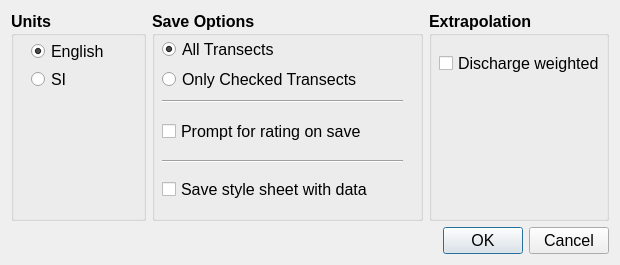
Old version of the form UI/wOptions.ui in the repository Sana-hammemi/qrevint.
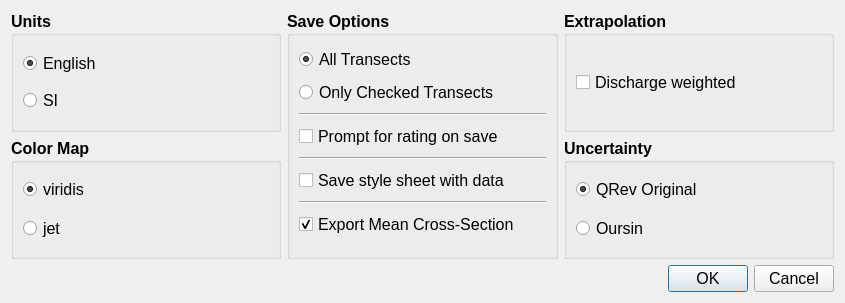
New version of the form.

```diff
--- a/UI/wOptions.ui
+++ b/UI/wOptions.ui
@@ -6,14 +6,16 @@
    <rect>
     <x>0</x>
     <y>0</y>
-    <width>620</width>
-    <height>265</height>
+    <width>845</width>
+    <height>303</height>
    </rect>
   </property>
   <property name="windowTitle">
    <string>Dialog</string>
   </property>
-  <layout class="QGridLayout" name="gridLayout" columnstretch="15,30,20" columnminimumwidth="0,0,0">
+  <layout class="QGridLayout" name="gridLayout_2">
+   <item row="0" column="0">
+    <layout class="QGridLayout" name="gridLayout">
    <item row="0" column="2">
     <widget class="QGroupBox" name="QGroupBox">
      <property name="font">
@@ -26,15 +28,9 @@
      <property name="title">
       <string>Extrapolation</string>
      </property>
+       <layout class="QVBoxLayout" name="verticalLayout_2">
+        <item>
      <widget class="QCheckBox" name="cb_weighted_extrap">
-      <property name="geometry">
-       <rect>
-        <x>10</x>
-        <y>40</y>
-        <width>162</width>
-        <height>24</height>
-       </rect>
-      </property>
       <property name="font">
        <font>
         <weight>50</weight>
@@ -45,6 +41,8 @@
        <string>Discharge weighted</string>
       </property>
      </widget>
+        </item>
+       </layout>
     </widget>
    </item>
    <item row="0" column="0">
@@ -59,15 +57,9 @@
      <property name="title">
       <string>Units</string>
      </property>
+       <layout class="QVBoxLayout" name="verticalLayout_3">
+        <item>
      <widget class="QRadioButton" name="rb_english">
-      <property name="geometry">
-       <rect>
-        <x>20</x>
-        <y>30</y>
-        <width>82</width>
-        <height>21</height>
-       </rect>
-      </property>
       <property name="font">
        <font>
         <pointsize>12</pointsize>
@@ -82,15 +74,9 @@
        <bool>true</bool>
       </property>
      </widget>
+        </item>
+        <item>
      <widget class="QRadioButton" name="rb_si">
-      <property name="geometry">
-       <rect>
-        <x>20</x>
-        <y>60</y>
-        <width>82</width>
-        <height>17</height>
-       </rect>
-      </property>
       <property name="font">
        <font>
         <weight>50</weight>
@@ -101,24 +87,123 @@
        <string>SI</string>
       </property>
      </widget>
-    </widget>
-   </item>
-   <item row="1" column="0" colspan="3">
-    <widget class="QDialogButtonBox" name="buttonBox">
+        </item>
+       </layout>
+      </widget>
+     </item>
+     <item row="1" column="0">
+      <widget class="QGroupBox" name="gb_color_map">
      <property name="font">
       <font>
        <pointsize>12</pointsize>
-      </font>
-     </property>
-     <property name="orientation">
-      <enum>Qt::Horizontal</enum>
-     </property>
-     <property name="standardButtons">
-      <set>QDialogButtonBox::Cancel|QDialogButtonBox::Ok</set>
-     </property>
-    </widget>
-   </item>
-   <item row="0" column="1">
+         <weight>75</weight>
+         <bold>true</bold>
+        </font>
+       </property>
+       <property name="title">
+        <string>Color Map</string>
+       </property>
+       <layout class="QVBoxLayout" name="verticalLayout_7">
+        <property name="spacing">
+         <number>5</number>
+        </property>
+        <property name="topMargin">
+         <number>5</number>
+        </property>
+        <property name="bottomMargin">
+         <number>5</number>
+        </property>
+        <item>
+         <widget class="QRadioButton" name="rb_viridis">
+          <property name="font">
+           <font>
+            <pointsize>12</pointsize>
+            <weight>50</weight>
+            <bold>false</bold>
+           </font>
+          </property>
+          <property name="text">
+           <string>viridis</string>
+          </property>
+          <property name="checked">
+           <bool>true</bool>
+          </property>
+         </widget>
+        </item>
+        <item>
+         <widget class="QRadioButton" name="rb_jet">
+          <property name="font">
+           <font>
+            <pointsize>12</pointsize>
+            <weight>50</weight>
+            <bold>false</bold>
+           </font>
+          </property>
+          <property name="text">
+           <string>jet</string>
+          </property>
+         </widget>
+        </item>
+       </layout>
+      </widget>
+     </item>
+     <item row="1" column="2">
+      <widget class="QGroupBox" name="gb_uncertainty">
+       <property name="font">
+        <font>
+         <pointsize>12</pointsize>
+         <weight>75</weight>
+         <bold>true</bold>
+        </font>
+       </property>
+       <property name="title">
+        <string>Uncertainty</string>
+       </property>
+       <layout class="QVBoxLayout" name="verticalLayout_4">
+        <property name="spacing">
+         <number>0</number>
+        </property>
+        <property name="topMargin">
+         <number>0</number>
+        </property>
+        <property name="bottomMargin">
+         <number>0</number>
+        </property>
+        <item>
+         <widget class="QRadioButton" name="rb_qrev_u">
+          <property name="font">
+           <font>
+            <pointsize>12</pointsize>
+            <weight>50</weight>
+            <bold>false</bold>
+           </font>
+          </property>
+          <property name="text">
+           <string>QRev Original</string>
+          </property>
+          <property name="checked">
+           <bool>true</bool>
+          </property>
+         </widget>
+        </item>
+        <item>
+         <widget class="QRadioButton" name="rb_oursin_u">
+          <property name="font">
+           <font>
+            <pointsize>12</pointsize>
+            <weight>50</weight>
+            <bold>false</bold>
+           </font>
+          </property>
+          <property name="text">
+           <string>Oursin</string>
+          </property>
+         </widget>
+        </item>
+       </layout>
+      </widget>
+     </item>
+     <item row="0" column="1" rowspan="2">
     <widget class="QGroupBox" name="gb_save_options">
      <property name="font">
       <font>
@@ -130,15 +215,9 @@
      <property name="title">
       <string>Save Options</string>
      </property>
+       <layout class="QVBoxLayout" name="verticalLayout">
+        <item>
      <widget class="QRadioButton" name="rb_All">
-      <property name="geometry">
-       <rect>
-        <x>10</x>
-        <y>30</y>
-        <width>161</width>
-        <height>17</height>
-       </rect>
-      </property>
       <property name="font">
        <font>
         <weight>50</weight>
@@ -152,15 +231,9 @@
        <bool>true</bool>
       </property>
      </widget>
+        </item>
+        <item>
      <widget class="QRadioButton" name="rb_checked">
-      <property name="geometry">
-       <rect>
-        <x>10</x>
-        <y>60</y>
-        <width>201</width>
-        <height>17</height>
-       </rect>
-      </property>
       <property name="font">
        <font>
         <weight>50</weight>
@@ -171,15 +244,16 @@
        <string>Only Checked Transects</string>
       </property>
      </widget>
+        </item>
+        <item>
+         <widget class="Line" name="line">
+          <property name="orientation">
+           <enum>Qt::Horizontal</enum>
+          </property>
+         </widget>
+        </item>
+        <item>
      <widget class="QCheckBox" name="cb_rating">
-      <property name="geometry">
-       <rect>
-        <x>10</x>
-        <y>110</y>
-        <width>211</width>
-        <height>20</height>
-       </rect>
-      </property>
       <property name="font">
        <font>
         <weight>50</weight>
@@ -190,41 +264,16 @@
        <string>Prompt for rating on save</string>
       </property>
      </widget>
-     <widget class="Line" name="line">
-      <property name="geometry">
-       <rect>
-        <x>10</x>
-        <y>80</y>
-        <width>241</width>
-        <height>20</height>
-       </rect>
-      </property>
-      <property name="orientation">
-       <enum>Qt::Horizontal</enum>
-      </property>
-     </widget>
+        </item>
+        <item>
      <widget class="Line" name="line_2">
-      <property name="geometry">
-       <rect>
-        <x>10</x>
-        <y>140</y>
-        <width>241</width>
-        <height>20</height>
-       </rect>
-      </property>
       <property name="orientation">
        <enum>Qt::Horizontal</enum>
       </property>
      </widget>
+        </item>
+        <item>
      <widget class="QCheckBox" name="cb_stylesheet">
-      <property name="geometry">
-       <rect>
-        <x>10</x>
-        <y>170</y>
-        <width>221</width>
-        <height>17</height>
-       </rect>
-      </property>
       <property name="font">
        <font>
         <weight>50</weight>
@@ -235,6 +284,48 @@
        <string>Save style sheet with data</string>
       </property>
      </widget>
+        </item>
+        <item>
+         <widget class="Line" name="line_3">
+          <property name="orientation">
+           <enum>Qt::Horizontal</enum>
+          </property>
+         </widget>
+        </item>
+        <item>
+         <widget class="QCheckBox" name="cb_xs_export">
+          <property name="font">
+           <font>
+            <weight>50</weight>
+            <bold>false</bold>
+           </font>
+          </property>
+          <property name="text">
+           <string>Export Mean Cross-Section</string>
+          </property>
+          <property name="checked">
+           <bool>true</bool>
+          </property>
+         </widget>
+        </item>
+       </layout>
+      </widget>
+     </item>
+    </layout>
+   </item>
+   <item row="1" column="0">
+    <widget class="QDialogButtonBox" name="buttonBox">
+     <property name="font">
+      <font>
+       <pointsize>12</pointsize>
+      </font>
+     </property>
+     <property name="orientation">
+      <enum>Qt::Horizontal</enum>
+     </property>
+     <property name="standardButtons">
+      <set>QDialogButtonBox::Cancel|QDialogButtonBox::Ok</set>
+     </property>
     </widget>
    </item>
   </layout>
```
Lines whose indentation alone changed are shown as unchanged.
